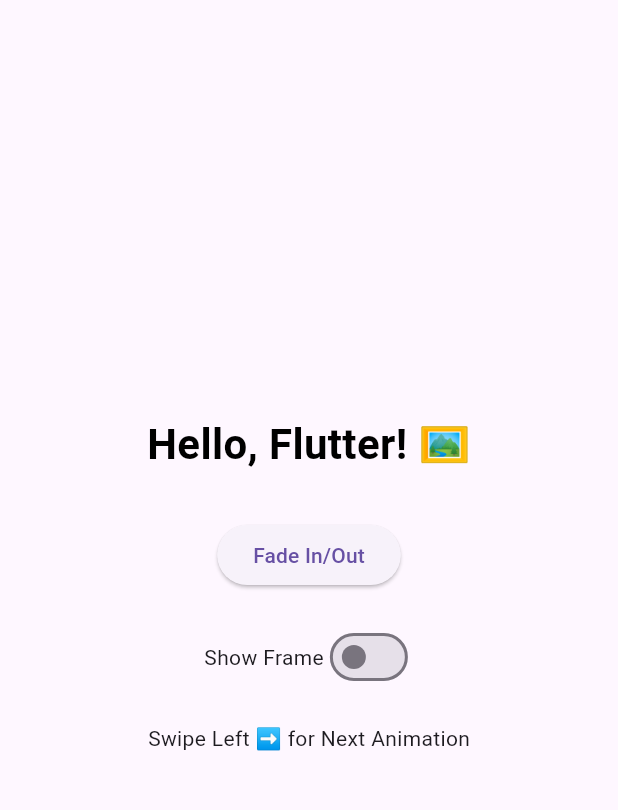
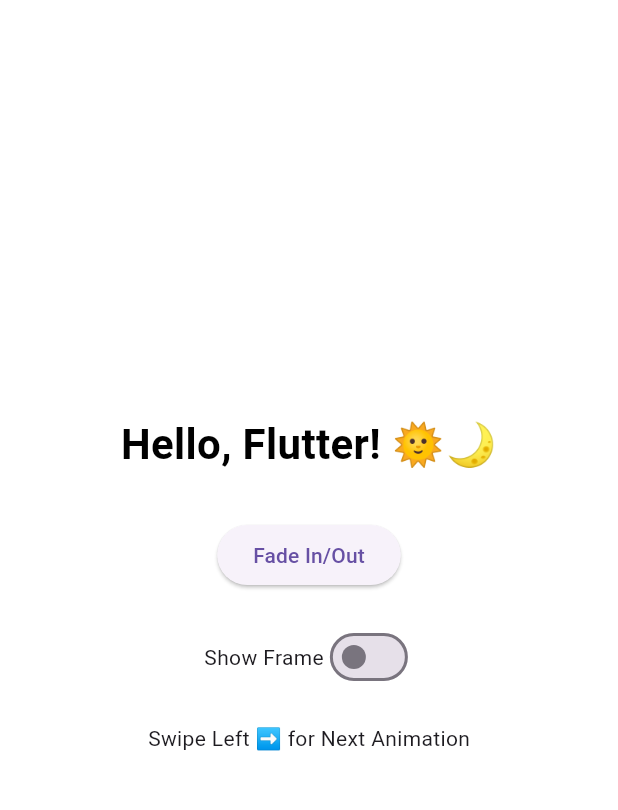
Before and after one commit to sarvanix/textanimation, a Flutter app: the screen it shows after launch, on a phone screen of 412 x 824 dp, the part 84-894 px from its top. Run offline on Flutter 3.47's test engine with Material 3 defaults, Android fonts, the phone set to English and light mode, and no system bars; our stand-ins replace flutter_colorpicker.

Commit message:
Step 6: Added smooth background transition for day/night mode

```diff
--- a/lib/main.dart
+++ b/lib/main.dart
@@ -82,11 +82,15 @@
           ),
         ],
       ),
-      body: Column(
+      body: AnimatedContainer(
+        duration: Duration(seconds: 2),
+        curve: Curves.easeInOut,
+        color: isDarkMode ? Colors.black87 : Colors.white,
+        child: Center(
+          child: Column(
             mainAxisAlignment: MainAxisAlignment.center,
             children: [
-          Center(
-            child: AnimatedOpacity(
+              AnimatedOpacity(
                 opacity: _isVisible ? 1.0 : 0.0,
                 duration: Duration(seconds: 1),
                 curve: Curves.easeInOut,
@@ -99,9 +103,8 @@
                         )
                       : null,
                   child: Text(
-                  "Hello, Flutter! 🖼",
+                    "Hello, Flutter! 🌞🌙",
                     style: TextStyle(fontSize: 28, fontWeight: FontWeight.bold, color: _textColor),
-                ),
                   ),
                 ),
               ),
@@ -126,8 +129,10 @@
                 ],
               ),
               SizedBox(height: 20),
-          Text("Swipe Left ➡ for Next Animation"),
+              Text("Swipe Left ➡️ for Next Animation"),
             ],
+          ),
+        ),
       ),
     );
   }
```
Lines whose indentation alone changed are shown as unchanged.
